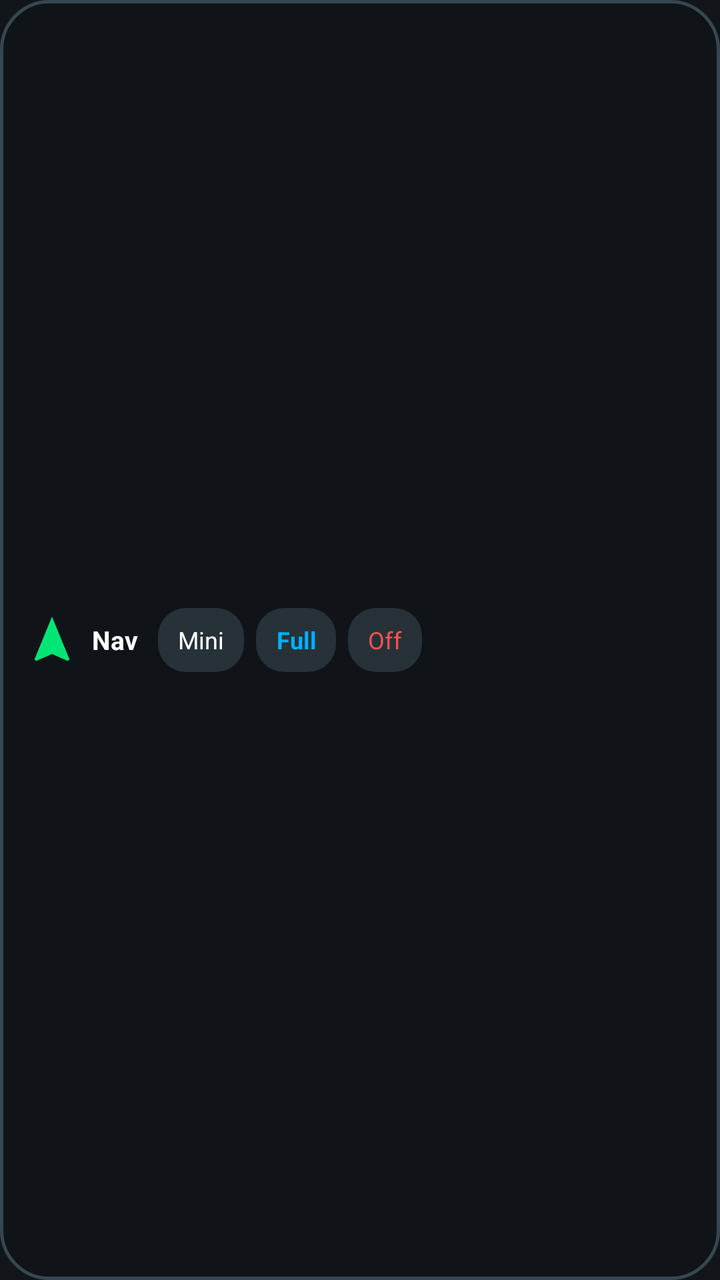
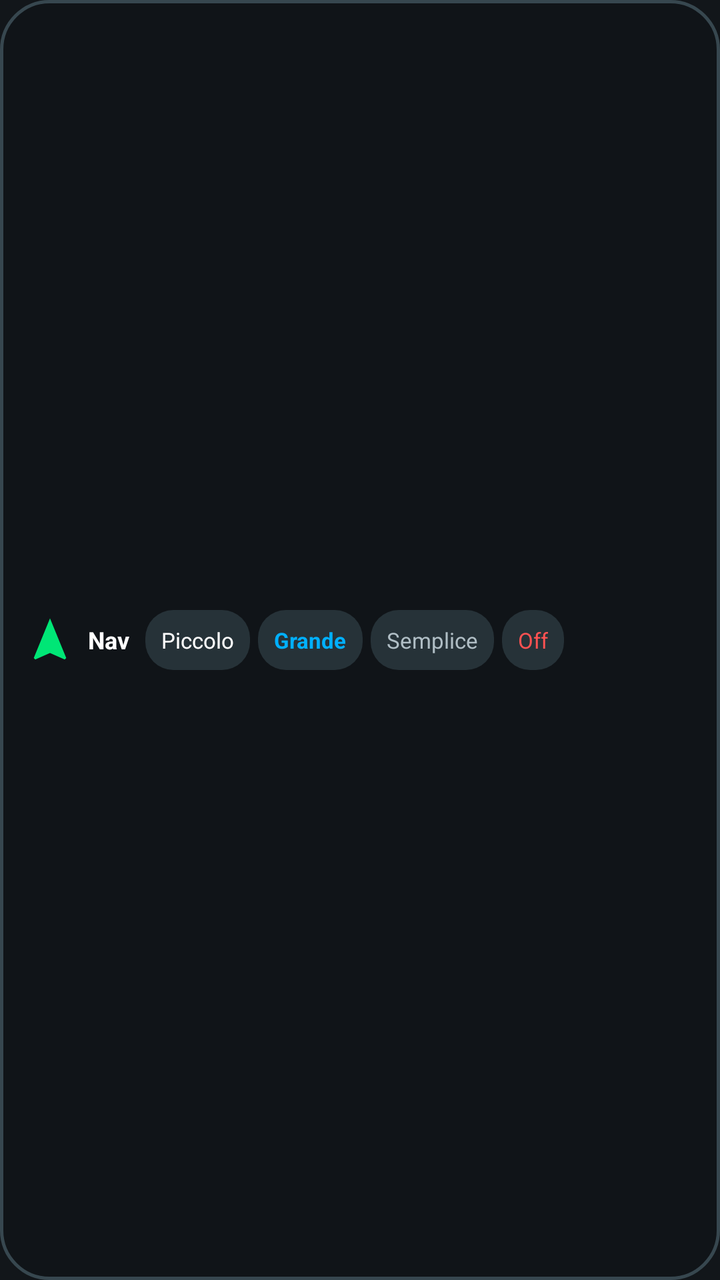

Compare the two renders of this Android layout. The source of the first and the diff that turns it into the second are given below.
<!-- AndroidManifest.xml: application theme Theme.BydClusterNavBridge -->
<!-- res/layout/layout_floating_pill.xml -->
<?xml version="1.0" encoding="utf-8"?>
<LinearLayout xmlns:android="http://schemas.android.com/apk/res/android"
    android:id="@+id/pillRoot"
    android:layout_width="wrap_content"
    android:layout_height="wrap_content"
    android:background="@drawable/bg_floating_pill"
    android:gravity="center_vertical"
    android:orientation="horizontal"
    android:paddingStart="12dp"
    android:paddingTop="6dp"
    android:paddingEnd="12dp"
    android:paddingBottom="6dp">

    
    <ImageView
        android:id="@+id/ivPillDragHandle"
        android:layout_width="28dp"
        android:layout_height="28dp"
        android:src="@drawable/ic_navigation"
        android:contentDescription="Drag handle" />

    
    <TextView
        android:id="@+id/tvPillStatus"
        android:layout_width="wrap_content"
        android:layout_height="wrap_content"
        android:layout_marginStart="6dp"
        android:layout_marginEnd="10dp"
        android:text="Nav"
        android:textColor="@color/text_primary"
        android:textSize="13sp"
        android:textStyle="bold" />

    
    <TextView
        android:id="@+id/btnPillMini"
        android:layout_width="wrap_content"
        android:layout_height="32dp"
        android:layout_marginEnd="6dp"
        android:background="@drawable/bg_pill_button"
        android:gravity="center"
        android:paddingStart="10dp"
        android:paddingEnd="10dp"
        android:text="Mini"
        android:textColor="@color/text_primary"
        android:textSize="12sp" />

    
    <TextView
        android:id="@+id/btnPillFull"
        android:layout_width="wrap_content"
        android:layout_height="32dp"
        android:layout_marginEnd="6dp"
        android:background="@drawable/bg_pill_button"
        android:gravity="center"
        android:paddingStart="10dp"
        android:paddingEnd="10dp"
        android:text="Full"
        android:textColor="#00B0FF"
        android:textSize="12sp"
        android:textStyle="bold" />

    
    <TextView
        android:id="@+id/btnPillOff"
        android:layout_width="wrap_content"
        android:layout_height="32dp"
        android:background="@drawable/bg_pill_button"
        android:gravity="center"
        android:paddingStart="10dp"
        android:paddingEnd="10dp"
        android:text="Off"
        android:textColor="@color/status_red"
        android:textSize="12sp" />

</LinearLayout>
<!-- resources referenced by this layout -->
<resources>
  <color name="status_red">#FF5252</color>
  <color name="text_primary">#FFFFFF</color>
  <!-- drawable bg_floating_pill (drawable) -->
  <shape xmlns:android="http://schemas.android.com/apk/res/android"
      android:shape="rectangle">
      <corners android:radius="24dp" />
      <solid android:color="#E6101418" />
      <stroke
          android:width="1.5dp"
          android:color="#37474F" />
  </shape>
  <!-- drawable bg_pill_button (drawable) -->
  <shape xmlns:android="http://schemas.android.com/apk/res/android"
      android:shape="rectangle">
      <corners android:radius="14dp" />
      <solid android:color="#263238" />
  </shape>
  <!-- drawable ic_navigation (drawable) -->
  <vector xmlns:android="http://schemas.android.com/apk/res/android"
      android:width="24dp"
      android:height="24dp"
      android:viewportWidth="24"
      android:viewportHeight="24">
    <path
        android:fillColor="#FF00E676"
        android:pathData="M12,2L4.5,20.29l0.71,0.71L12,18l6.79,3 0.71,-0.71z"/>
  </vector>
  <style name="Theme.BydClusterNavBridge" parent="Theme.MaterialComponents.DayNight.NoActionBar">
          <item name="colorPrimary">@color/primary</item>
          <item name="colorPrimaryDark">@color/primary_dark</item>
          <item name="colorAccent">@color/accent</item>
          <item name="android:windowBackground">@color/bg_dark</item>
      </style>
  <color name="primary">#00E676</color>
  <color name="primary_dark">#00B0FF</color>
  <color name="accent">#FFD600</color>
  <color name="bg_dark">#12161A</color>
</resources>

<!-- the commit's change to res/layout/layout_floating_pill.xml (unified diff, before → after) -->
@@ -14,8 +14,8 @@
     
     <ImageView
         android:id="@+id/ivPillDragHandle"
-        android:layout_width="28dp"
-        android:layout_height="28dp"
+        android:layout_width="26dp"
+        android:layout_height="26dp"
         android:src="@drawable/ic_navigation"
         android:contentDescription="Drag handle" />
 
@@ -25,52 +25,66 @@
         android:layout_width="wrap_content"
         android:layout_height="wrap_content"
         android:layout_marginStart="6dp"
-        android:layout_marginEnd="10dp"
+        android:layout_marginEnd="8dp"
         android:text="Nav"
         android:textColor="@color/text_primary"
-        android:textSize="13sp"
-        android:textStyle="bold" />
-
-    
-    <TextView
-        android:id="@+id/btnPillMini"
-        android:layout_width="wrap_content"
-        android:layout_height="32dp"
-        android:layout_marginEnd="6dp"
-        android:background="@drawable/bg_pill_button"
-        android:gravity="center"
-        android:paddingStart="10dp"
-        android:paddingEnd="10dp"
-        android:text="Mini"
-        android:textColor="@color/text_primary"
-        android:textSize="12sp" />
-
-    
-    <TextView
-        android:id="@+id/btnPillFull"
-        android:layout_width="wrap_content"
-        android:layout_height="32dp"
-        android:layout_marginEnd="6dp"
-        android:background="@drawable/bg_pill_button"
-        android:gravity="center"
-        android:paddingStart="10dp"
-        android:paddingEnd="10dp"
-        android:text="Full"
-        android:textColor="#00B0FF"
         android:textSize="12sp"
         android:textStyle="bold" />
 
     
     <TextView
+        android:id="@+id/btnPillPiccolo"
+        android:layout_width="wrap_content"
+        android:layout_height="30dp"
+        android:layout_marginEnd="4dp"
+        android:background="@drawable/bg_pill_button"
+        android:gravity="center"
+        android:paddingStart="8dp"
+        android:paddingEnd="8dp"
+        android:text="Piccolo"
+        android:textColor="@color/text_primary"
+        android:textSize="11sp" />
+
+    
+    <TextView
+        android:id="@+id/btnPillGrande"
+        android:layout_width="wrap_content"
+        android:layout_height="30dp"
+        android:layout_marginEnd="4dp"
+        android:background="@drawable/bg_pill_button"
+        android:gravity="center"
+        android:paddingStart="8dp"
+        android:paddingEnd="8dp"
+        android:text="Grande"
+        android:textColor="#00B0FF"
+        android:textSize="11sp"
+        android:textStyle="bold" />
+
+    
+    <TextView
+        android:id="@+id/btnPillSemplice"
+        android:layout_width="wrap_content"
+        android:layout_height="30dp"
+        android:layout_marginEnd="4dp"
+        android:background="@drawable/bg_pill_button"
+        android:gravity="center"
+        android:paddingStart="8dp"
+        android:paddingEnd="8dp"
+        android:text="Semplice"
+        android:textColor="@color/text_secondary"
+        android:textSize="11sp" />
+
+    
+    <TextView
         android:id="@+id/btnPillOff"
         android:layout_width="wrap_content"
-        android:layout_height="32dp"
+        android:layout_height="30dp"
         android:background="@drawable/bg_pill_button"
         android:gravity="center"
-        android:paddingStart="10dp"
-        android:paddingEnd="10dp"
+        android:paddingStart="8dp"
+        android:paddingEnd="8dp"
         android:text="Off"
         android:textColor="@color/status_red"
-        android:textSize="12sp" />
+        android:textSize="11sp" />
 
 </LinearLayout>
<!-- resource entries referenced after the edit -->
@@ -2,6 +2,7 @@
 <resources>
   <color name="status_red">#FF5252</color>
   <color name="text_primary">#FFFFFF</color>
+  <color name="text_secondary">#B0BEC5</color>
   <!-- drawable bg_floating_pill (drawable) -->
   <shape xmlns:android="http://schemas.android.com/apk/res/android"
       android:shape="rectangle">
